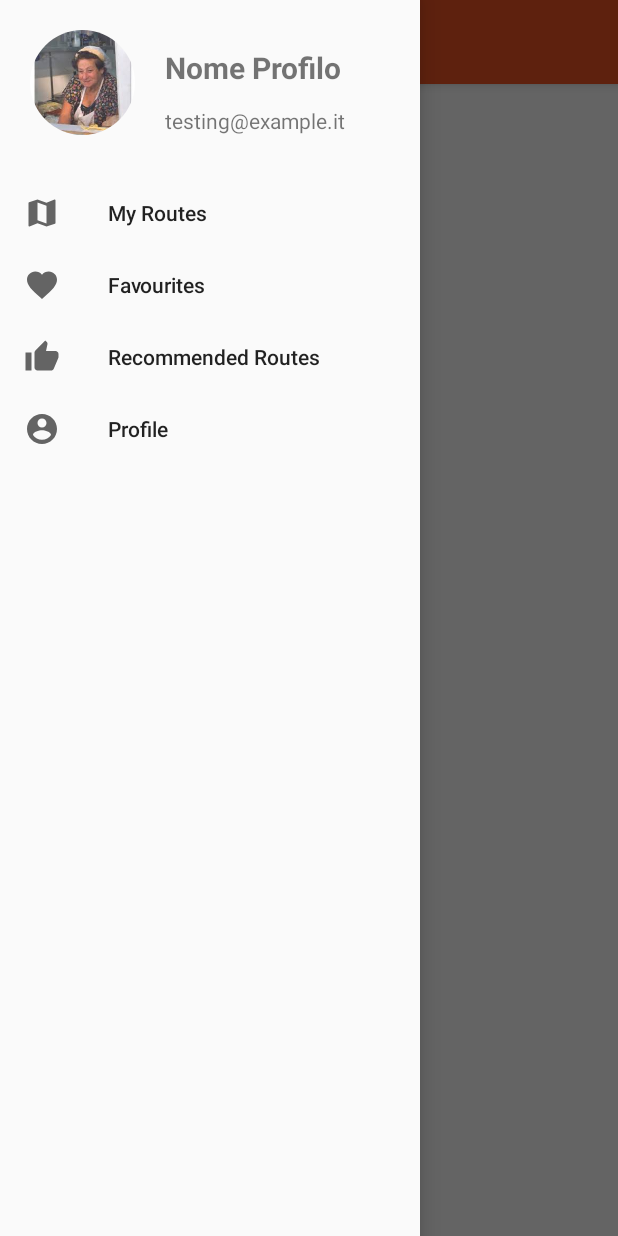
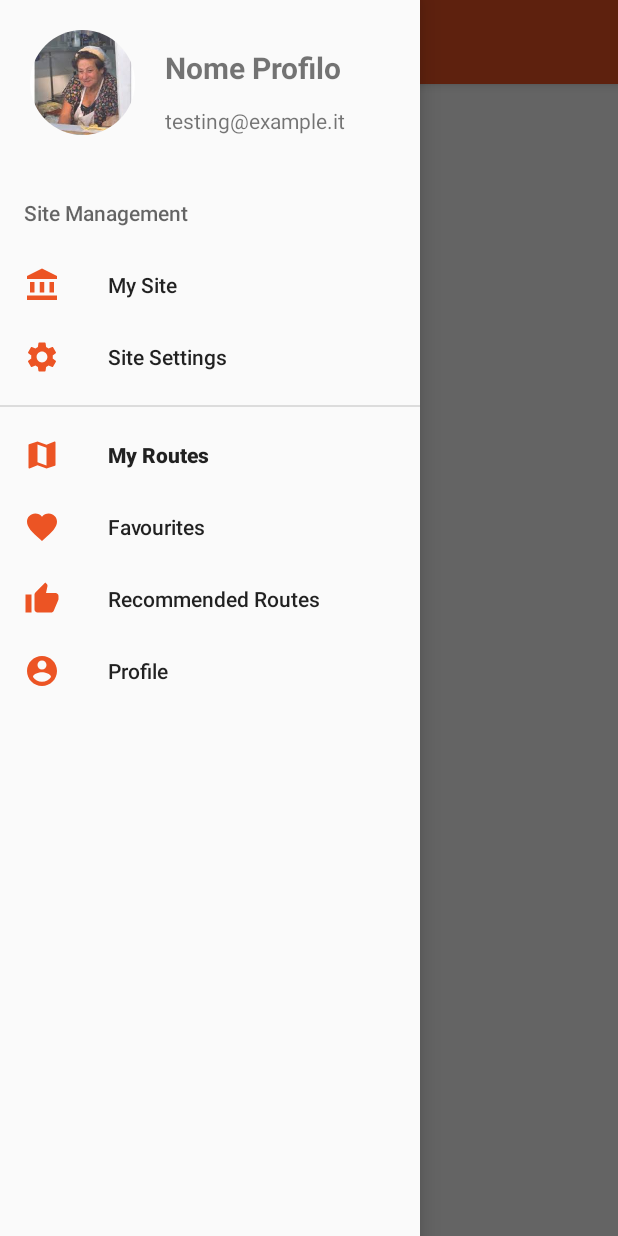
Before and after one commit to Kxos/Progetto_Mobile_PIU, an Android app: the HomePage screen opened directly, with no data from a screen before it, with the side drawer open, on a phone screen of 412 x 824 dp. Run offline under Robolectric (Android 15) with nearby library versions, the phone set to English and light mode, and no system bars; our stand-ins replace CircleImageView, navigation-ui.

Commit message:
Implementato il NavigationMenuBar, creati i fragmenti delle varie opzioni

```diff
--- /dev/null
+++ b/CapiTool/app/src/main/java/com/uniba/capitool/FragmentMieiPercorsi.java
@@ -0,0 +1,36 @@
+package com.uniba.capitool;
+
+import android.os.Bundle;
+
+import androidx.annotation.Nullable;
+import androidx.appcompat.widget.Toolbar;
+import androidx.fragment.app.Fragment;
+import androidx.navigation.NavController;
+import androidx.navigation.Navigation;
+import androidx.navigation.ui.NavigationUI;
+
+import android.util.Log;
+import android.view.LayoutInflater;
+import android.view.View;
+import android.view.ViewGroup;
+
+import com.google.android.material.navigation.NavigationView;
+
+/**
+
+ * create an instance of this fragment.
+ */
+public class FragmentMieiPercorsi extends Fragment {
+
+    public FragmentMieiPercorsi() {
+        // Required empty public constructor
+    }
+
+    @Override
+    public View onCreateView(LayoutInflater inflater, ViewGroup container,
+                             Bundle savedInstanceState) {
+
+        // Inflate the layout for this fragment
+        return inflater.inflate(R.layout.fragment_miei_percorsi, container, false);
+    }
+}
--- a/CapiTool/app/src/main/java/com/uniba/capitool/HomePage.java
+++ b/CapiTool/app/src/main/java/com/uniba/capitool/HomePage.java
@@ -7,8 +7,12 @@ import androidx.drawerlayout.widget.DrawerLayout;
 import androidx.fragment.app.Fragment;
 import androidx.fragment.app.FragmentManager;
 import androidx.fragment.app.FragmentTransaction;
+import androidx.navigation.NavController;
+import androidx.navigation.Navigation;
+import androidx.navigation.ui.NavigationUI;
 
 import android.content.Intent;
+import android.content.res.ColorStateList;
 import android.os.Bundle;
 import android.util.Log;
 import android.view.View;
@@ -28,7 +32,6 @@ public class HomePage extends AppCompatActivity {
         //String value = intent.getStringExtra("User_ID");
         //Log.d("Risultato",value);
 
-
         drawerLayout = findViewById(R.id.drawerLayout);
 
         Toolbar toolbar = findViewById(R.id.toolbar);
@@ -44,13 +47,28 @@ public class HomePage extends AppCompatActivity {
             }
         });
 
+        setNavLateralMenu(toolbar);
+
     }
 
-    /**
+    /***
      * Default method for Android Back Button
      */
     @Override
     public void onBackPressed() {
         drawerLayout.closeDrawers();
     }
+
+    /***
+     *
+     */
+    public void setNavLateralMenu(Toolbar toolbar) {
+        NavigationView navigationView = findViewById(R.id.Home_Nav_Menu);
+        navigationView.setItemIconTintList(toolbar.getBackgroundTintList());
+        navigationView.setItemTextColor(null);
+
+        NavController navController = Navigation.findNavController(this, R.id.navHostFragment);
+        NavigationUI.setupWithNavController(navigationView, navController);
+    }
+
 }
--- /dev/null
+++ b/CapiTool/app/src/main/res/drawable/ic_baseline_account_balance_24.xml
@@ -0,0 +1,22 @@
+<vector xmlns:android="http://schemas.android.com/apk/res/android"
+    android:width="24dp"
+    android:height="24dp"
+    android:viewportWidth="24"
+    android:viewportHeight="24"
+    android:tint="?attr/colorControlNormal">
+  <path
+      android:fillColor="@android:color/white"
+      android:pathData="M4,10h3v7h-3z"/>
+  <path
+      android:fillColor="@android:color/white"
+      android:pathData="M10.5,10h3v7h-3z"/>
+  <path
+      android:fillColor="@android:color/white"
+      android:pathData="M2,19h20v3h-20z"/>
+  <path
+      android:fillColor="@android:color/white"
+      android:pathData="M17,10h3v7h-3z"/>
+  <path
+      android:fillColor="@android:color/white"
+      android:pathData="M12,1l-10,5l0,2l20,0l0,-2z"/>
+</vector>
--- /dev/null
+++ b/CapiTool/app/src/main/res/drawable/ic_baseline_settings_24.xml
@@ -0,0 +1,10 @@
+<vector xmlns:android="http://schemas.android.com/apk/res/android"
+    android:width="24dp"
+    android:height="24dp"
+    android:viewportWidth="24"
+    android:viewportHeight="24"
+    android:tint="?attr/colorControlNormal">
+  <path
+      android:fillColor="@android:color/white"
+      android:pathData="M19.14,12.94c0.04,-0.3 0.06,-0.61 0.06,-0.94c0,-0.32 -0.02,-0.64 -0.07,-0.94l2.03,-1.58c0.18,-0.14 0.23,-0.41 0.12,-0.61l-1.92,-3.32c-0.12,-0.22 -0.37,-0.29 -0.59,-0.22l-2.39,0.96c-0.5,-0.38 -1.03,-0.7 -1.62,-0.94L14.4,2.81c-0.04,-0.24 -0.24,-0.41 -0.48,-0.41h-3.84c-0.24,0 -0.43,0.17 -0.47,0.41L9.25,5.35C8.66,5.59 8.12,5.92 7.63,6.29L5.24,5.33c-0.22,-0.08 -0.47,0 -0.59,0.22L2.74,8.87C2.62,9.08 2.66,9.34 2.86,9.48l2.03,1.58C4.84,11.36 4.8,11.69 4.8,12s0.02,0.64 0.07,0.94l-2.03,1.58c-0.18,0.14 -0.23,0.41 -0.12,0.61l1.92,3.32c0.12,0.22 0.37,0.29 0.59,0.22l2.39,-0.96c0.5,0.38 1.03,0.7 1.62,0.94l0.36,2.54c0.05,0.24 0.24,0.41 0.48,0.41h3.84c0.24,0 0.44,-0.17 0.47,-0.41l0.36,-2.54c0.59,-0.24 1.13,-0.56 1.62,-0.94l2.39,0.96c0.22,0.08 0.47,0 0.59,-0.22l1.92,-3.32c0.12,-0.22 0.07,-0.47 -0.12,-0.61L19.14,12.94zM12,15.6c-1.98,0 -3.6,-1.62 -3.6,-3.6s1.62,-3.6 3.6,-3.6s3.6,1.62 3.6,3.6S13.98,15.6 12,15.6z"/>
+</vector>
--- a/CapiTool/app/src/main/res/layout/activity_home_page.xml
+++ b/CapiTool/app/src/main/res/layout/activity_home_page.xml
@@ -11,16 +11,21 @@
         android:layout_width="match_parent"
         android:layout_height="match_parent">
 
-        <LinearLayout
+        <include
+            android:id="@+id/toolbar"
+            layout="@layout/toolbar"
             android:layout_width="match_parent"
-            android:layout_height="match_parent">
+            android:layout_height="?actionBarSize" />
 
-            <include
-                layout="@layout/toolbar"
-                android:layout_width="match_parent"
-                android:layout_height="?actionBarSize" />
-
-        </LinearLayout>
+        <fragment
+            android:id="@+id/navHostFragment"
+            android:name="androidx.navigation.fragment.NavHostFragment"
+            android:layout_width="match_parent"
+            android:layout_height="0dp"
+            app:defaultNavHost="true"
+            app:layout_constraintTop_toBottomOf="@+id/toolbar"
+            app:layout_constraintBottom_toBottomOf="parent"
+            app:navGraph="@navigation/main" />
 
     </androidx.constraintlayout.widget.ConstraintLayout>
 
--- a/CapiTool/app/src/main/res/layout/toolbar.xml
+++ b/CapiTool/app/src/main/res/layout/toolbar.xml
@@ -4,6 +4,7 @@
     android:id="@+id/toolbar"
     android:layout_width="match_parent"
     android:layout_height="wrap_content"
+    android:backgroundTint="#EC5424"
     android:background="#EC5424"
     android:elevation="4dp"
     android:theme="@style/ThemeOverlay.AppCompat.Dark.ActionBar"
--- a/CapiTool/app/src/main/res/menu/navigation_menu.xml
+++ b/CapiTool/app/src/main/res/menu/navigation_menu.xml
@@ -1,5 +1,23 @@
 <?xml version="1.0" encoding="utf-8"?>
 <menu xmlns:android="http://schemas.android.com/apk/res/android">
+
+    <item android:title="@string/siteManagement">
+
+        <menu>
+
+            <item
+                android:id="@+id/mioSito"
+                android:icon="@drawable/ic_baseline_account_balance_24"
+                android:title="@string/mySite" />
+
+            <item
+                android:id="@+id/impostazioniSito"
+                android:icon="@drawable/ic_baseline_settings_24"
+                android:title="@string/settingSite" />
+
+        </menu>
+
+    </item>
 
     <item
         android:id="@+id/mieiPercorsi"
--- /dev/null
+++ b/CapiTool/app/src/main/res/navigation/main.xml
@@ -0,0 +1,28 @@
+<?xml version="1.0" encoding="utf-8"?>
+<navigation xmlns:android="http://schemas.android.com/apk/res/android"
+    xmlns:app="http://schemas.android.com/apk/res-auto"
+    xmlns:tools="http://schemas.android.com/tools"
+    android:id="@+id/main"
+    app:startDestination="@id/mieiPercorsi">
+
+    <fragment
+        android:id="@+id/mieiPercorsi"
+        android:name="com.uniba.capitool.FragmentMieiPercorsi"
+        android:label="I Miei Percorsi"
+        tools:layout="@layout/fragment_miei_percorsi" />
+    <fragment
+        android:id="@+id/profilo"
+        android:name="com.uniba.capitool.FragmentProfilo"
+        android:label="Profilo"
+        tools:layout="@layout/fragment_profilo" />
+    <fragment
+        android:id="@+id/preferiti"
+        android:name="com.uniba.capitool.FragmentPreferiti"
+        android:label="Preferiti"
+        tools:layout="@layout/fragment_preferiti" />
+    <fragment
+        android:id="@+id/consigliati"
+        android:name="com.uniba.capitool.FragmentConsigliati"
+        android:label="Consigliati"
+        tools:layout="@layout/fragment_consigliati" />
+</navigation>
--- a/CapiTool/app/src/main/res/values/strings.xml
+++ b/CapiTool/app/src/main/res/values/strings.xml
@@ -1,11 +1,15 @@
 <resources>
     <string name="app_name">CapiTool</string>
-    <!-- TODO: Remove or change this placeholder text -->
-    <string name="hello_blank_fragment">Hello blank fragment</string>
+
+    <string name="siteManagement">Site Management</string>
+    <string name="mySite">My Site</string>
+    <string name="settingSite">Site Settings</string>
 
     <string name="myRoutes">My Routes</string>
     <string name="myFavourites">Favourites</string>
     <string name="recommendedRoutes">Recommended Routes</string>
     <string name="profile">Profile</string>
+    <!-- TODO: Remove or change this placeholder text -->
+    <string name="hello_blank_fragment">Hello blank fragment</string>
 
 </resources>
```
Also changed, not shown: CapiTool/app/build.gradle (+9 -2 lines), CapiTool/app/src/main/java/com/uniba/capitool/FragmentConsigliati.java (added, +33 -0 lines), CapiTool/app/src/main/java/com/uniba/capitool/FragmentPreferiti.java (added, +26 -0 lines), CapiTool/app/src/main/java/com/uniba/capitool/FragmentProfilo.java (added, +26 -0 lines), CapiTool/app/src/main/res/layout/fragment_consigliati.xml (added, +22 -0 lines), CapiTool/app/src/main/res/layout/fragment_miei_percorsi.xml (added, +23 -0 lines), CapiTool/app/src/main/res/layout/fragment_preferiti.xml (added, +22 -0 lines), CapiTool/app/src/main/res/layout/fragment_profilo.xml (added, +22 -0 lines), CapiTool/app/src/main/java/com/uniba/capitool/Registrati.java (line endings or trailing spaces), 1 other file.
